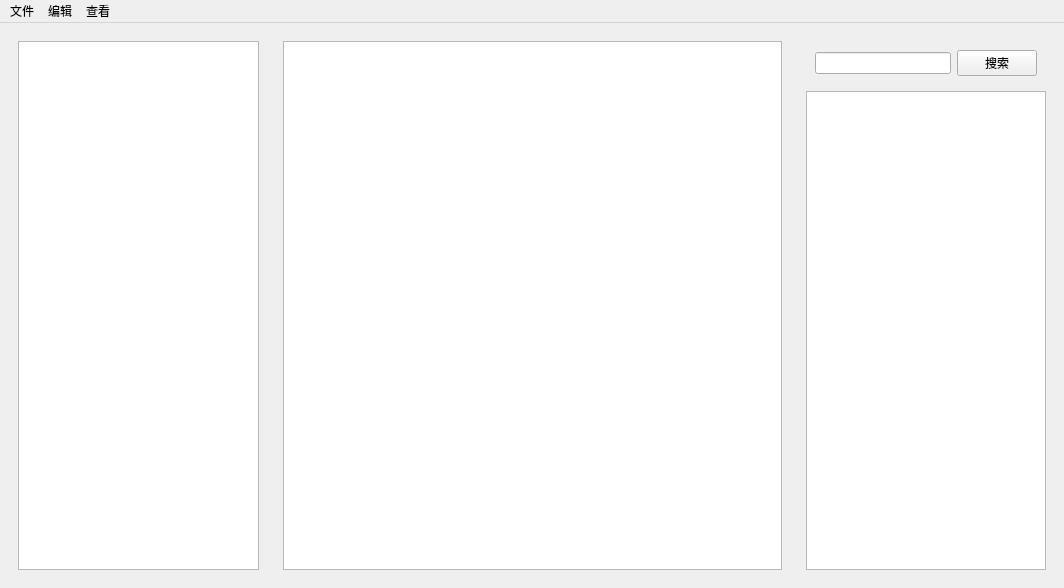
Old version of the form mainwindow.ui in the repository Phillss/SAR-zkjr.
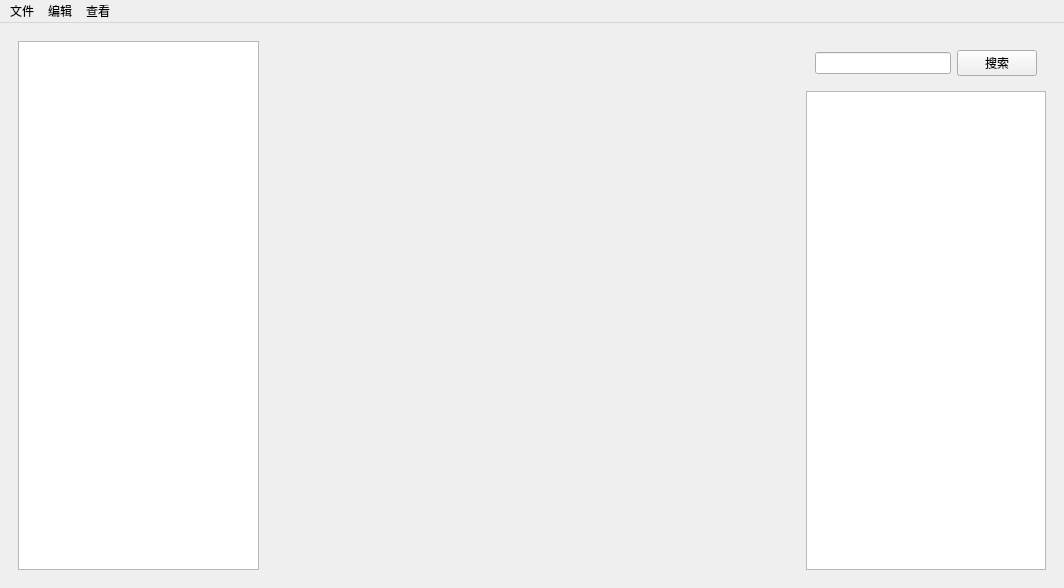
New version of the form.

Patch:
```diff
--- a/mainwindow.ui
+++ b/mainwindow.ui
@@ -35,14 +35,37 @@
     </item>
     <item>
      <widget class="QWidget" name="center_widget" native="true">
+      <property name="sizePolicy">
+       <sizepolicy hsizetype="Preferred" vsizetype="Preferred">
+        <horstretch>12</horstretch>
+        <verstretch>12</verstretch>
+       </sizepolicy>
+      </property>
+      <property name="maximumSize">
+       <size>
+        <width>16777215</width>
+        <height>16777215</height>
+       </size>
+      </property>
+      <property name="sizeIncrement">
+       <size>
+        <width>3</width>
+        <height>3</height>
+       </size>
+      </property>
+      <property name="layoutDirection">
+       <enum>Qt::LeftToRight</enum>
+      </property>
+      <property name="autoFillBackground">
+       <bool>true</bool>
+      </property>
       <layout class="QHBoxLayout" name="horizontalLayout_2">
-       <item>
-        <widget class="QGraphicsView" name="graphicsView">
-         <property name="dragMode">
-          <enum>QGraphicsView::ScrollHandDrag</enum>
-         </property>
-        </widget>
-       </item>
+       <property name="spacing">
+        <number>0</number>
+       </property>
+       <property name="bottomMargin">
+        <number>0</number>
+       </property>
       </layout>
      </widget>
     </item>
```
Left out of the diff: 8 changed lines with no effect on the pictures.
